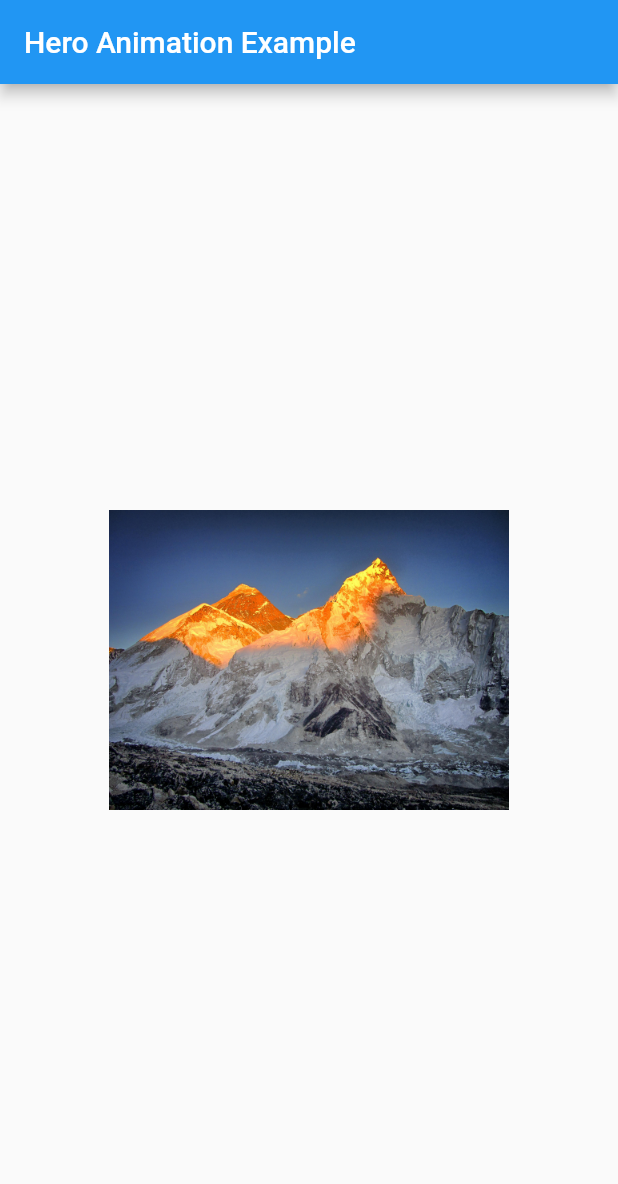
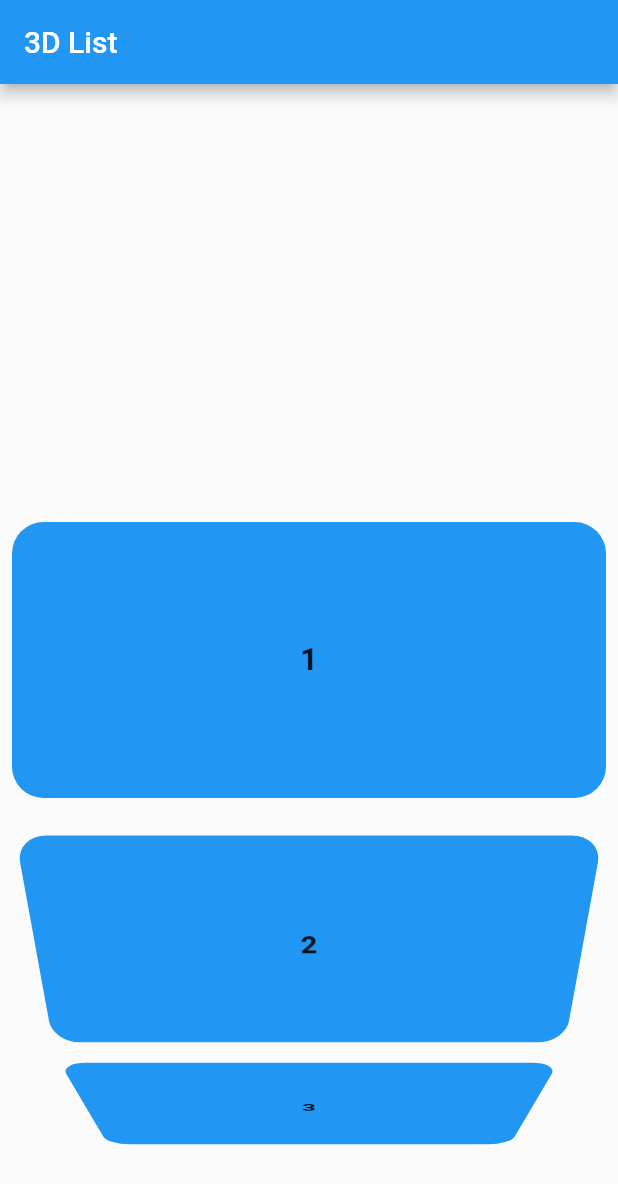
Before and after one commit to sthnischal/Flutter-Basics, a Flutter app: the screen it shows after launch, on a phone screen of 412 x 824 dp. Shown: the top 1184 px of the screen. Run offline on Flutter 3.47's test engine with Material 2 defaults, Android fonts, the phone set to English and light mode, and no system bars.

Commit message:
ListViewScrollView Widget for 3D Listview

```diff
--- a/flutterbasics/lib/main.dart
+++ b/flutterbasics/lib/main.dart
@@ -25,28 +25,60 @@ class MyApp extends StatelessWidget {
 }
 
 class MyHomePage extends StatelessWidget {
+  var arrIndex = [1, 2, 3, 4, 5, 6, 7, 8, 9, 10, 11];
   @override
   Widget build(BuildContext context) {
     return Scaffold(
         appBar: AppBar(
-          title: Text('Hero Animation Example'),
+          title: Text('3D List'),
         ),
-        body: Container(
-          child: Center(
-            child: InkWell(
-              onTap: () {
-                Navigator.push(context,
-                    MaterialPageRoute(builder: (context) => DetailPage()));
-              },
-              child: Hero(
-                tag: 'background',
-                child: Image.asset(
-                  'assets/images/mountain.jpg',
-                  width: 400,
-                  height: 200,
-                ),
-              ),
-            ),
+        body: Center(
+          child: ListWheelScrollView(
+            itemExtent: 200,
+            children: arrIndex
+                .map((value) => Padding(
+                      padding: const EdgeInsets.all(8.0),
+                      child: Container(
+                        child: Center(
+                          child: Text(
+                            '$value',
+                            style: TextStyle(
+                                fontSize: 21, fontWeight: FontWeight.bold),
+                          ),
+                        ),
+                        decoration: BoxDecoration(
+                            color: Colors.blue,
+                            borderRadius: BorderRadius.circular(21)),
+                        //color: Colors.blue,
+
+                        width: double.infinity,
+                      ),
+                    ))
+                .toList(),
+            //[
+            // Container(
+            //   width: 200,
+            //   color: Colors.blue,
+            // ),
+            // Container(
+            //   width: 200,
+            //   color: Colors.blue,
+            // ),
+            // Container(
+            //   width: 200,
+            //   color: Colors.blue,
+            // ),
+            // Container(
+            //   width: 200,
+            //   color: Colors.blue,
+            // ),
+            // Container(
+            //   width: 200,
+            //   color: Colors.blue,
+            // ),
+
+            //],
+            //itemExtent: 100,
           ),
         ));
   }
```
